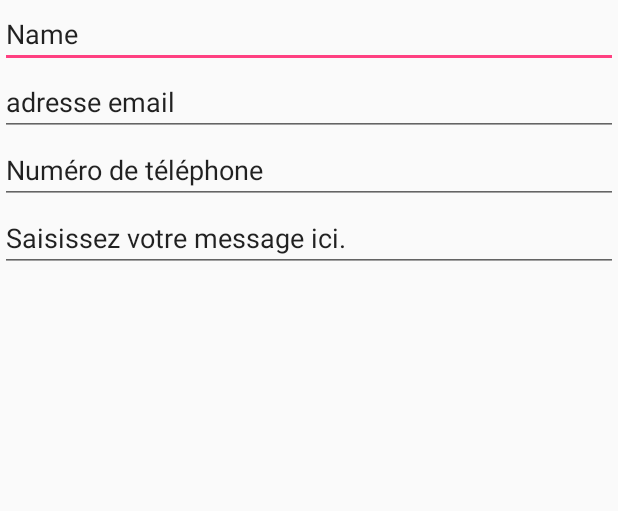
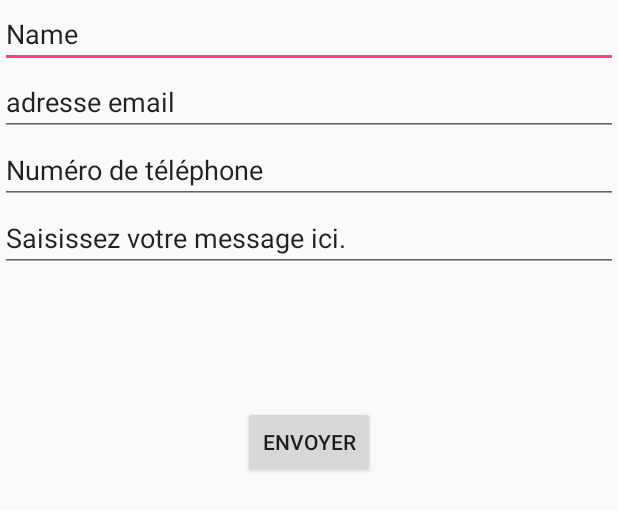
Before and after one commit to stanleykayzz/rhmAndroidApp, an Android app: the layout fragment_contact.xml on its own in the app's theme, with its tools: preview values and no code run, on a phone screen of 412 x 824 dp. Shown: the top 511 px of the screen. Run offline under Robolectric (Android 15) with nearby library versions, the phone set to English and light mode, and no system bars.

Commit message:
Ajout du bonton d'envoie dans le formulaire de contact

```diff
--- a/app/src/main/res/layout/fragment_contact.xml
+++ b/app/src/main/res/layout/fragment_contact.xml
@@ -53,5 +53,14 @@
             android:ems="10"
             android:inputType="textMultiLine"
             android:text="Saisissez votre message ici."/>
+
+        <Button
+            android:id="@+id/button"
+            android:layout_width="wrap_content"
+            android:layout_height="wrap_content"
+            android:layout_below="@+id/editText4"
+            android:layout_centerHorizontal="true"
+            android:layout_marginTop="89dp"
+            android:text="Envoyer" />
     </RelativeLayout>
 </FrameLayout>
```
